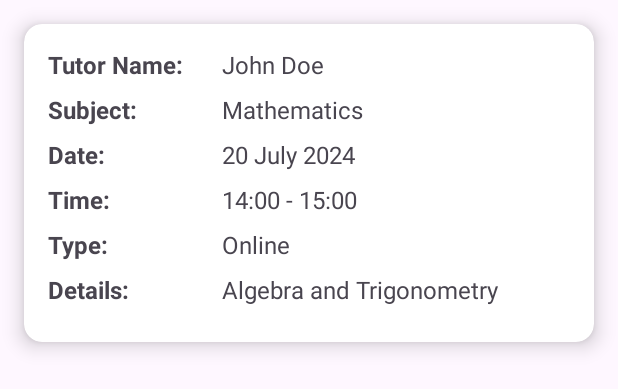
After one commit to Nqobile-08/WeRTutors-Mobile-App, an Android app: the layout item_completed_session.xml on its own in the app's theme, with its tools: preview values and no code run, on a phone screen of 412 x 824 dp. The commit adds this screen. Shown: the top 389 px of the screen. Run offline under Robolectric (Android 15) with nearby library versions, the phone set to English and light mode, and no system bars.

Commit message:
scheduling works with calendar with details

```diff
--- /dev/null
+++ b/app/src/main/java/com/ratjatji/eskhathinitutors/CompletedSessionAdapter.kt
@@ -0,0 +1,4 @@
+package com.ratjatji.eskhathinitutors
+
+class CompletedSessionAdapter {
+}
--- /dev/null
+++ b/app/src/main/java/com/ratjatji/eskhathinitutors/SessionDetailsAdapter.kt
@@ -0,0 +1,4 @@
+package com.ratjatji.eskhathinitutors
+
+class SessionDetailsAdapter {
+}
--- /dev/null
+++ b/app/src/main/res/drawable/ic_card.xml
@@ -0,0 +1,5 @@
+<vector android:height="24dp" android:tint="#218A21"
+    android:viewportHeight="24" android:viewportWidth="24"
+    android:width="24dp" xmlns:android="http://schemas.android.com/apk/res/android">
+    <path android:fillColor="@android:color/white" android:pathData="M20,4L4,4c-1.11,0 -1.99,0.89 -1.99,2L2,18c0,1.11 0.89,2 2,2h16c1.11,0 2,-0.89 2,-2L22,6c0,-1.11 -0.89,-2 -2,-2zM20,18L4,18v-6h16v6zM20,8L4,8L4,6h16v2z"/>
+</vector>
--- /dev/null
+++ b/app/src/main/res/drawable/ic_check.xml
@@ -0,0 +1,5 @@
+<vector android:height="24dp" android:tint="#218A21"
+    android:viewportHeight="24" android:viewportWidth="24"
+    android:width="24dp" xmlns:android="http://schemas.android.com/apk/res/android">
+    <path android:fillColor="@android:color/white" android:pathData="M9,16.17L4.83,12l-1.42,1.41L9,19 21,7l-1.41,-1.41z"/>
+</vector>
--- /dev/null
+++ b/app/src/main/res/drawable/ic_cross.xml
@@ -0,0 +1,5 @@
+<vector android:height="24dp" android:tint="#F60000"
+    android:viewportHeight="24" android:viewportWidth="24"
+    android:width="24dp" xmlns:android="http://schemas.android.com/apk/res/android">
+    <path android:fillColor="@android:color/white" android:pathData="M19,6.41L17.59,5 12,10.59 6.41,5 5,6.41 10.59,12 5,17.59 6.41,19 12,13.41 17.59,19 19,17.59 13.41,12z"/>
+</vector>
--- /dev/null
+++ b/app/src/main/res/drawable/ic_dark_mode.xml
@@ -0,0 +1,5 @@
+<vector android:height="24dp" android:tint="#218A21"
+    android:viewportHeight="24" android:viewportWidth="24"
+    android:width="24dp" xmlns:android="http://schemas.android.com/apk/res/android">
+    <path android:fillColor="@android:color/white" android:pathData="M12,3c-4.97,0 -9,4.03 -9,9s4.03,9 9,9s9,-4.03 9,-9c0,-0.46 -0.04,-0.92 -0.1,-1.36c-0.98,1.37 -2.58,2.26 -4.4,2.26c-2.98,0 -5.4,-2.42 -5.4,-5.4c0,-1.81 0.89,-3.42 2.26,-4.4C12.92,3.04 12.46,3 12,3L12,3z"/>
+</vector>
--- /dev/null
+++ b/app/src/main/res/layout/item_completed_session.xml
@@ -0,0 +1,150 @@
+<?xml version="1.0" encoding="utf-8"?>
+<androidx.cardview.widget.CardView xmlns:android="http://schemas.android.com/apk/res/android"
+    xmlns:app="http://schemas.android.com/apk/res-auto"
+    android:layout_width="match_parent"
+    android:layout_height="wrap_content"
+    android:layout_margin="16dp"
+    app:cardCornerRadius="12dp"
+    app:cardElevation="8dp">
+
+    <LinearLayout
+        android:layout_width="match_parent"
+        android:layout_height="wrap_content"
+        android:orientation="vertical"
+        android:padding="16dp">
+
+        <!-- Session Information (Title: Info format) -->
+        <LinearLayout
+            android:layout_width="match_parent"
+            android:layout_height="wrap_content"
+            android:orientation="horizontal"
+            android:layout_marginBottom="8dp">
+            <TextView
+                android:id="@+id/tvTutorTitle"
+                android:layout_width="0dp"
+                android:layout_height="wrap_content"
+                android:layout_weight="1"
+                android:text="Tutor Name:"
+                android:textStyle="bold"
+                android:textSize="16sp" />
+            <TextView
+                android:id="@+id/tvTutorName"
+                android:layout_width="0dp"
+                android:layout_height="wrap_content"
+                android:layout_weight="2"
+                android:text="John Doe"
+                android:textSize="16sp" />
+        </LinearLayout>
+
+        <LinearLayout
+            android:layout_width="match_parent"
+            android:layout_height="wrap_content"
+            android:orientation="horizontal"
+            android:layout_marginBottom="8dp">
+            <TextView
+                android:id="@+id/tvSubjectTitle"
+                android:layout_width="0dp"
+                android:layout_height="wrap_content"
+                android:layout_weight="1"
+                android:text="Subject:"
+                android:textStyle="bold"
+                android:textSize="16sp" />
+            <TextView
+                android:id="@+id/tvSubject"
+                android:layout_width="0dp"
+                android:layout_height="wrap_content"
+                android:layout_weight="2"
+                android:text="Mathematics"
+                android:textSize="16sp" />
+        </LinearLayout>
+
+        <LinearLayout
+            android:layout_width="match_parent"
+            android:layout_height="wrap_content"
+            android:orientation="horizontal"
+            android:layout_marginBottom="8dp">
+            <TextView
+                android:id="@+id/tvDateTitle"
+                android:layout_width="0dp"
+                android:layout_height="wrap_content"
+                android:layout_weight="1"
+                android:text="Date:"
+                android:textStyle="bold"
+                android:textSize="16sp" />
+            <TextView
+                android:id="@+id/tvDate"
+                android:layout_width="0dp"
+                android:layout_height="wrap_content"
+                android:layout_weight="2"
+                android:text="20 July 2024"
+                android:textSize="16sp" />
+        </LinearLayout>
+
+        <LinearLayout
+            android:layout_width="match_parent"
+            android:layout_height="wrap_content"
+            android:orientation="horizontal"
+            android:layout_marginBottom="8dp">
+            <TextView
+                android:id="@+id/tvTimeTitle"
+                android:layout_width="0dp"
+                android:layout_height="wrap_content"
+                android:layout_weight="1"
+                android:text="Time:"
+                android:textStyle="bold"
+                android:textSize="16sp" />
+            <TextView
+                android:id="@+id/tvTime"
+                android:layout_width="0dp"
+                android:layout_height="wrap_content"
+                android:layout_weight="2"
+                android:text="14:00 - 15:00"
+                android:textSize="16sp" />
+        </LinearLayout>
+
+        <LinearLayout
+            android:layout_width="match_parent"
+            android:layout_height="wrap_content"
+            android:orientation="horizontal"
+            android:layout_marginBottom="8dp">
+            <TextView
+                android:id="@+id/tvTypeTitle"
+                android:layout_width="0dp"
+                android:layout_height="wrap_content"
+                android:layout_weight="1"
+                android:text="Type:"
+                android:textStyle="bold"
+                android:textSize="16sp" />
+            <TextView
+                android:id="@+id/tvType"
+                android:layout_width="0dp"
+                android:layout_height="wrap_content"
+                android:layout_weight="2"
+                android:text="Online"
+                android:textSize="16sp" />
+        </LinearLayout>
+
+        <LinearLayout
+            android:layout_width="match_parent"
+            android:layout_height="wrap_content"
+            android:orientation="horizontal"
+            android:layout_marginBottom="8dp">
+            <TextView
+                android:id="@+id/tvDetailsTitle"
+                android:layout_width="0dp"
+                android:layout_height="wrap_content"
+                android:layout_weight="1"
+                android:text="Details:"
+                android:textStyle="bold"
+                android:textSize="16sp" />
+            <TextView
+                android:id="@+id/tvDetails"
+                android:layout_width="0dp"
+                android:layout_height="wrap_content"
+                android:layout_weight="2"
+                android:text="Algebra and Trigonometry"
+                android:textSize="16sp" />
+        </LinearLayout>
+
+    </LinearLayout>
+</androidx.cardview.widget.CardView>
--- a/app/src/main/res/menu/activity_main_drawer.xml
+++ b/app/src/main/res/menu/activity_main_drawer.xml
@@ -47,7 +47,7 @@
         <item
             android:id="@+id/nav_cal"
             android:title="cal"
-            android:icon="@drawable/ic_scheduled_session"/>
+            android:icon="@drawable/calender"/>
         <item
             android:id="@+id/nav_logout"
             android:title="Log out"
--- a/gradle/libs.versions.toml
+++ b/gradle/libs.versions.toml
@@ -1,5 +1,5 @@
 [versions]
-agp = "8.3.2"
+agp = "8.3.1"
 kotlin = "1.9.0"
 coreKtx = "1.13.1"
 junit = "4.13.2"
```
Also changed, not shown: app/src/main/java/com/ratjatji/eskhathinitutors/ScheduleCalendarFragment.kt (+103 -28 lines), app/src/main/java/com/ratjatji/eskhathinitutors/Tutors/SchedulesFragment.kt (+67 -80 lines), app/src/main/res/drawable/ic_book.xml (added, +8 -0 lines), app/src/main/res/drawable/ic_present.xml (added, +7 -0 lines), app/src/main/res/layout/fragment_schedule_calendar.xml (+39 -4 lines), app/src/main/res/layout/fragment_settings_home.xml (+18 -1 lines).
